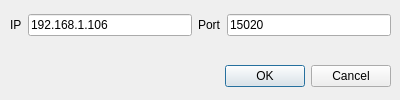
The window that Wifibot/connexion.ui (louisFauvernier/WifiBot) describes before a commit, drawn with Qt 5.
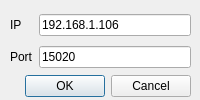
The same window after the commit.

What changed in the file:
```diff
--- a/Wifibot/connexion.ui
+++ b/Wifibot/connexion.ui
@@ -6,7 +6,7 @@
    <rect>
     <x>0</x>
     <y>0</y>
-    <width>400</width>
+    <width>200</width>
     <height>100</height>
    </rect>
   </property>
@@ -17,8 +17,8 @@
    <property name="geometry">
     <rect>
      <x>10</x>
-     <y>60</y>
-     <width>381</width>
+     <y>70</y>
+     <width>181</width>
      <height>32</height>
     </rect>
    </property>
@@ -34,25 +34,11 @@
     <rect>
      <x>10</x>
      <y>10</y>
-     <width>381</width>
-     <height>31</height>
+     <width>181</width>
+     <height>62</height>
     </rect>
    </property>
    <layout class="QGridLayout" name="gridLayout">
-    <item row="0" column="2">
-     <widget class="QLabel" name="label_port">
-      <property name="text">
-       <string>Port</string>
-      </property>
-     </widget>
-    </item>
-    <item row="0" column="1">
-     <widget class="QLineEdit" name="lineEdit_address">
-      <property name="text">
-       <string>192.168.1.106</string>
-      </property>
-     </widget>
-    </item>
     <item row="0" column="0">
      <widget class="QLabel" name="label_address">
       <property name="text">
@@ -60,7 +46,21 @@
       </property>
      </widget>
     </item>
-    <item row="0" column="3">
+    <item row="0" column="1">
+     <widget class="QLineEdit" name="lineEdit_address">
+      <property name="text">
+       <string>192.168.1.106</string>
+      </property>
+     </widget>
+    </item>
+    <item row="1" column="0">
+     <widget class="QLabel" name="label_port">
+      <property name="text">
+       <string>Port</string>
+      </property>
+     </widget>
+    </item>
+    <item row="1" column="1">
      <widget class="QLineEdit" name="lineEdit_port">
       <property name="text">
        <string>15020</string>
```
